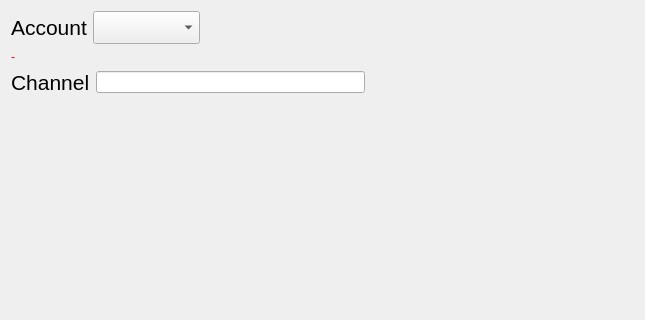
The window that src/window_joinchannel.ui (maemo-leste/conversations) describes before a commit, drawn with Qt 5; both pictures show x 0 to 645 and y 0 to 320 of the 645 by 510 pixel window.
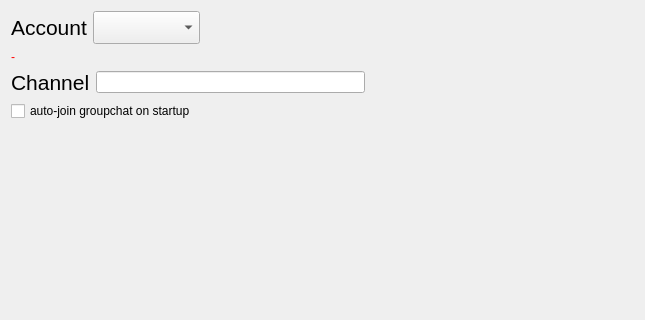
The same window after the commit. Icons and pictures are not drawn.

Commit message: tp: option to specify 'auto-join' for individual groupchats, change config key to 'GroupChatChannels', save 'auto-join' to config, per groupchat

The edit to the form file:
```diff
--- a/src/window_joinchannel.ui
+++ b/src/window_joinchannel.ui
@@ -260,6 +260,13 @@
       </item>
      </layout>
     </item>
+    <item>
+     <widget class="QCheckBox" name="checkbox_autoJoin">
+      <property name="text">
+       <string>auto-join groupchat on startup</string>
+      </property>
+     </widget>
+    </item>
     <item>
      <spacer name="verticalSpacer">
       <property name="orientation">
```
The commit also changes 8 other files.
